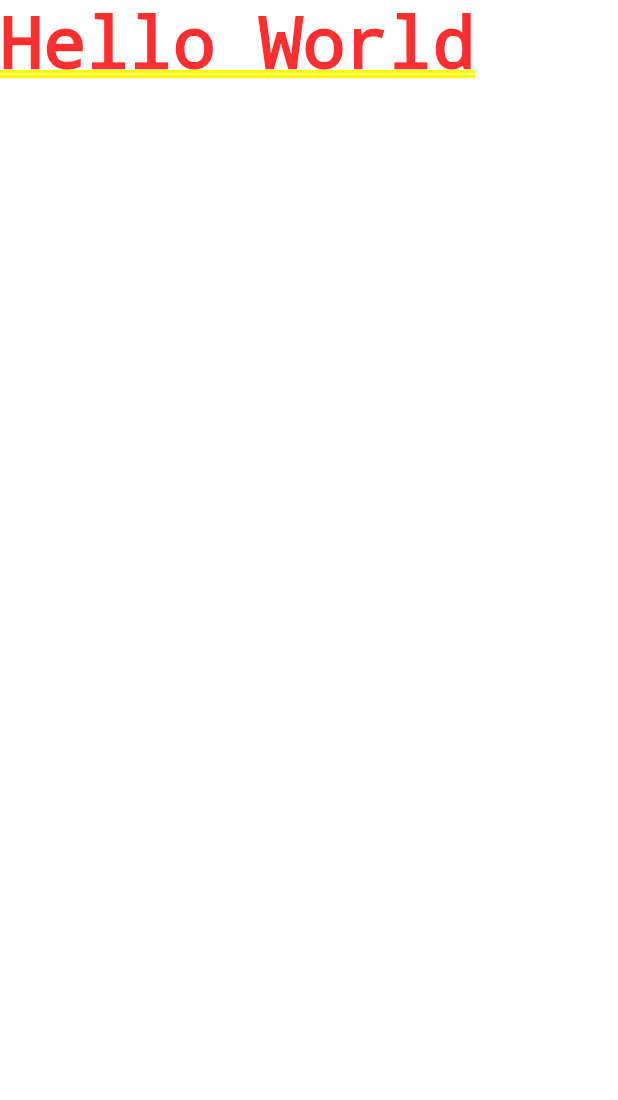
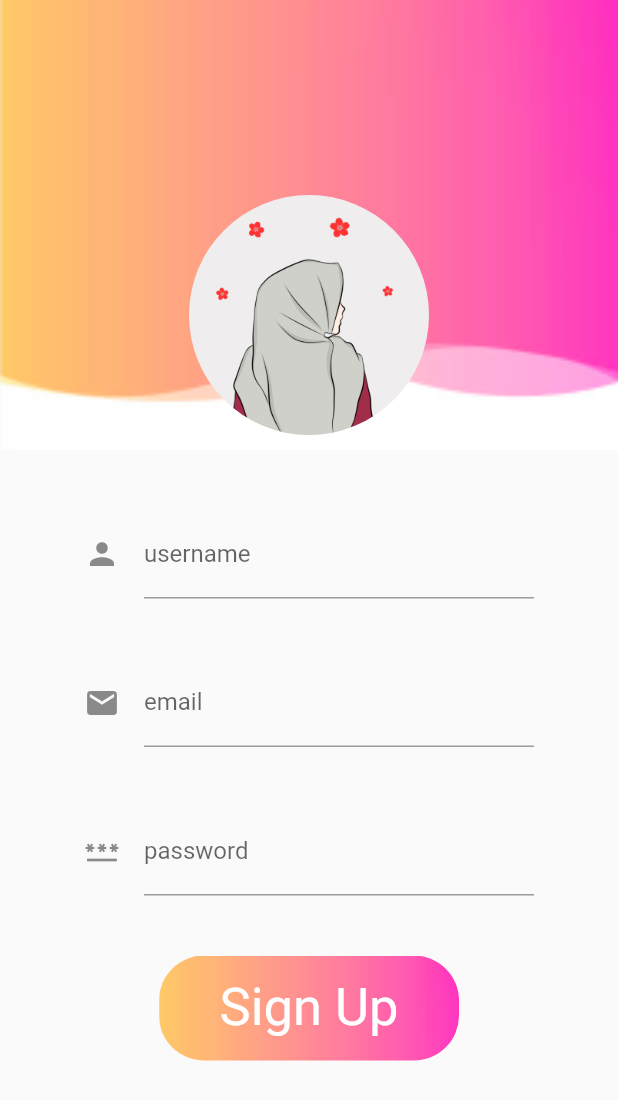
Before and after one commit to AyushiitrFreedom/tiktok, a Flutter app: the screen it shows after launch, on a phone screen of 412 x 824 dp. Shown: the top 1100 px of the screen. Run offline on Flutter 3.47's test engine with Material 2 defaults, Android fonts, the phone set to English and light mode, and no system bars.

Commit message:
Working_fine_before_Adding_firebase

```diff
--- /dev/null
+++ b/lib/constants.dart
@@ -0,0 +1,5 @@
+import 'package:flutter/material.dart';
+
+const backgroundColor =  Colors.black;
+var buttonColor = Colors.red.shade400;
+const borderColor = Colors.grey;
--- a/lib/main.dart
+++ b/lib/main.dart
@@ -1,6 +1,12 @@
+
 import 'package:flutter/material.dart';
+import 'package:tiktok/view/screens/auth/login_screen.dart';
+import 'package:tiktok/view/screens/sign_up.dart';
+import 'constants.dart';
 
-void main() {
+void main() async{
+  // firebase core ke liye ye do line likhni padti hai , isliye likhi hai . #yaad rkhna
+
   runApp(const MyApp());
 }
 
@@ -11,12 +17,10 @@ class MyApp extends StatelessWidget {
   @override
   Widget build(BuildContext context) {
     return MaterialApp(
+      debugShowCheckedModeBanner: false,
       title: 'Flutter Demo',
-      theme: ThemeData(
-
-        primarySwatch: Colors.blue,
-      ),
-      home: Text("Hello World")
+      theme: ThemeData.light(),
+      home: SignUp()
     );
   }
 }
--- /dev/null
+++ b/lib/view/screens/sign_up.dart
@@ -0,0 +1,92 @@
+import 'package:flutter/material.dart';
+import 'package:tiktok/view/widgets/text_input.dart';
+
+class SignUp extends StatelessWidget {
+  TextEditingController _emailController = TextEditingController();
+  TextEditingController _usernameController = TextEditingController();
+  TextEditingController _passwordController = TextEditingController();
+  SignUp({super.key});
+
+  @override
+  Widget build(BuildContext context) {
+    return Scaffold(
+        body: SingleChildScrollView(
+          child: Column(children: [
+              Container(
+          height: 300,
+          width: double.infinity,
+          decoration: BoxDecoration(
+            // borderRadius: BorderRadius.circular(30),
+            image: DecorationImage(
+                image: AssetImage("images/signup.png"),
+                fit: BoxFit.cover),
+          ),
+          child: Column(
+            children: [
+              SizedBox(
+                height: 130,
+              ),
+              CircleAvatar(
+                radius: 80,
+                backgroundImage:
+                    AssetImage("images/profile1.png"),
+                backgroundColor: Color.fromARGB(255, 239, 237, 237),
+              ),
+
+            ],
+          ),
+              ),
+              const SizedBox(
+          height: 40.0,
+              ),
+              Container(
+          child: TextInputFeild(
+              controller: _usernameController,
+              myicon: Icons.person,
+              mylableText: "username",
+              toHide: false),
+          width: 300,
+              ),const SizedBox(
+          height: 40.0,
+              ),
+              Container(
+          child: TextInputFeild(
+              controller: _emailController,
+              myicon: Icons.email,
+              mylableText: "email",
+              toHide: false),
+          width: 300,
+              ),
+              const SizedBox(
+          height: 40.0,
+              ),
+              Container(
+          child: TextInputFeild(
+              controller: _passwordController,
+              myicon: Icons.password,
+              mylableText: "password",
+              toHide: true),
+          width: 300,
+              ),
+              const SizedBox(
+          height: 40.0,
+              ),
+              Container(
+          height: 70,
+          width: 200,
+          decoration: BoxDecoration(
+            borderRadius: BorderRadius.circular(30),
+            image: DecorationImage(
+                image: AssetImage("images/signup.png"), fit: BoxFit.cover),
+          ),
+          child: Center(
+            child: Text(
+              "Sign Up",
+              style: TextStyle(fontSize: 35, color: Colors.white),
+            ),
+          ),
+              ),
+            ]),
+        ));
+  }
+}
--- /dev/null
+++ b/lib/view/widgets/text_input.dart
@@ -0,0 +1,26 @@
+import 'package:flutter/material.dart';
+import 'package:flutter/src/widgets/container.dart';
+import 'package:flutter/src/widgets/framework.dart';
+import 'package:tiktok/constants.dart';
+
+class TextInputFeild extends StatelessWidget {
+  final TextEditingController controller;
+  final IconData myicon;
+  final String mylableText;
+  final bool toHide;
+  const TextInputFeild({super.key, required this.controller, required this.myicon, required this.mylableText, required this.toHide});
+
+  @override
+  Widget build(BuildContext context) {
+    return TextField(
+      obscureText: toHide,
+      controller: controller,
+      decoration: InputDecoration(
+        icon: Icon(myicon),
+        labelText: mylableText,
+        // enabledBorder: OutlineInputBorder(borderRadius: BorderRadius.circular(5),borderSide: const BorderSide(color: borderColor)),
+        // focusedBorder: OutlineInputBorder(borderRadius: BorderRadius.circular(5),borderSide: const BorderSide(color: borderColor)),
+      ),
+    );
+  }
+}
--- a/pubspec.yaml
+++ b/pubspec.yaml
@@ -60,8 +60,8 @@ flutter:
   uses-material-design: true
 
   # To add assets to your application, add an assets section, like this:
-  # assets:
-  #   - images/a_dot_burr.jpeg
+  assets:
+    - images/
   #   - images/a_dot_ham.jpeg
 
   # An image asset can refer to one or more resolution-specific "variants", see
```
Also changed, not shown: lib/view/screens/auth/login_screen.dart (added, +75 -0 lines), images/loginimg.png (added), images/profile1.png (added), images/signup.png (added), 2 other files.
